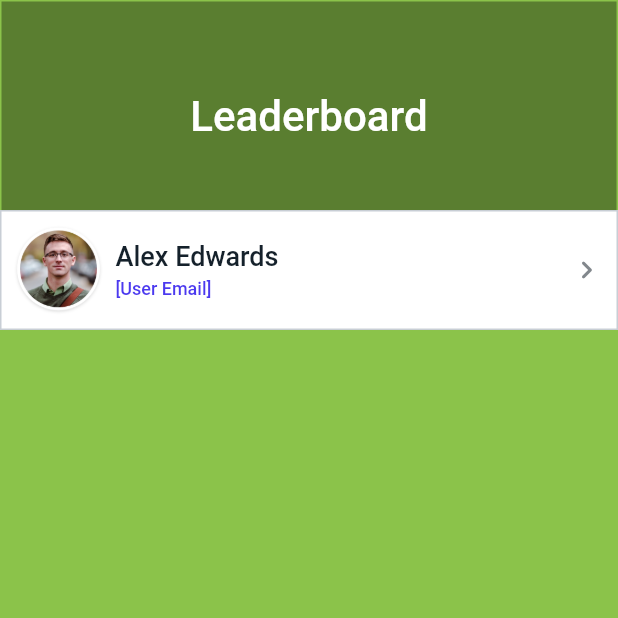
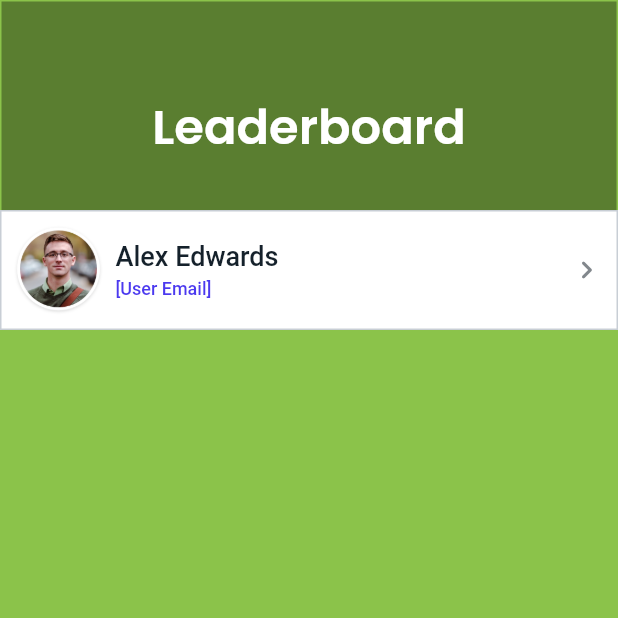
Before and after one commit to paul292827/street-savers, a Flutter app: the LeaderBoardWidget screen opened directly, on a phone screen of 412 x 824 dp, the top half of it. Run offline on Flutter 3.47's test engine with Material 2 defaults, Android fonts, the phone set to English and light mode, and no system bars; drawn by our look-alikes of auto_size_text; our stand-ins replace built_collection, built_value, cloud_firestore, firebase_auth, firebase_core, font_awesome_flutter and 9 more; missing offline and left inert: json_path; accounts and stored records are empty; generated files the repository leaves out were written again; Roboto replaces fonts that are missing (Lexend Deca).

Commit message:
Changing broken fonts

```diff
--- a/lib/leader_board/leader_board_widget.dart
+++ b/lib/leader_board/leader_board_widget.dart
@@ -1,5 +1,6 @@
 import '../flutter_flow/flutter_flow_theme.dart';
 import '../flutter_flow/flutter_flow_util.dart';
+import 'package:auto_size_text/auto_size_text.dart';
 import 'package:flutter/material.dart';
 import 'package:google_fonts/google_fonts.dart';
 
@@ -48,16 +49,16 @@ class _LeaderBoardWidgetState extends State<LeaderBoardWidget> {
                           child: Padding(
                             padding:
                                 EdgeInsetsDirectional.fromSTEB(0, 60, 0, 0),
-                            child: Text(
+                            child: AutoSizeText(
                               'Leaderboard',
                               textAlign: TextAlign.center,
-                              style:
-                                  FlutterFlowTheme.of(context).title1.override(
-                                        fontFamily: 'Lexend Deca',
-                                        color: Colors.white,
-                                        fontSize: 28,
-                                        fontWeight: FontWeight.w500,
-                                      ),
+                              style: FlutterFlowTheme.of(context)
+                                  .bodyText1
+                                  .override(
+                                    fontFamily: 'Poppins',
+                                    color: Colors.white,
+                                    fontSize: 32,
+                                  ),
                             ),
                           ),
                         ),
```
Also changed, not shown: lib/account/account_widget.dart (+6 -6 lines), 1 other file.
